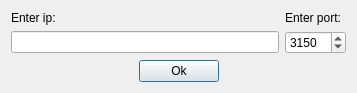
rodimov/NetworksLabs_SUT, file Lab2/UDPClientFiles/portdialog.ui: the form before one commit.
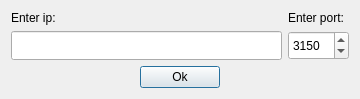
The form after the commit.

Commit message: portdialog lineedit resize

Diff of the .ui file:
```diff
--- a/Lab2/UDPClientFiles/portdialog.ui
+++ b/Lab2/UDPClientFiles/portdialog.ui
@@ -6,8 +6,8 @@
    <rect>
     <x>0</x>
     <y>0</y>
-    <width>357</width>
-    <height>90</height>
+    <width>360</width>
+    <height>99</height>
    </rect>
   </property>
   <property name="windowTitle">
@@ -30,7 +30,14 @@
       </widget>
      </item>
      <item>
-      <widget class="QLineEdit" name="ip"/>
+      <widget class="QLineEdit" name="ip">
+       <property name="sizePolicy">
+        <sizepolicy hsizetype="Expanding" vsizetype="Expanding">
+         <horstretch>0</horstretch>
+         <verstretch>0</verstretch>
+        </sizepolicy>
+       </property>
+      </widget>
      </item>
     </layout>
    </item>
@@ -51,6 +58,12 @@
      </item>
      <item>
       <widget class="QSpinBox" name="port">
+       <property name="sizePolicy">
+        <sizepolicy hsizetype="Minimum" vsizetype="Expanding">
+         <horstretch>0</horstretch>
+         <verstretch>0</verstretch>
+        </sizepolicy>
+       </property>
        <property name="minimum">
         <number>1</number>
        </property>
```
The commit also changes 6 other files.
